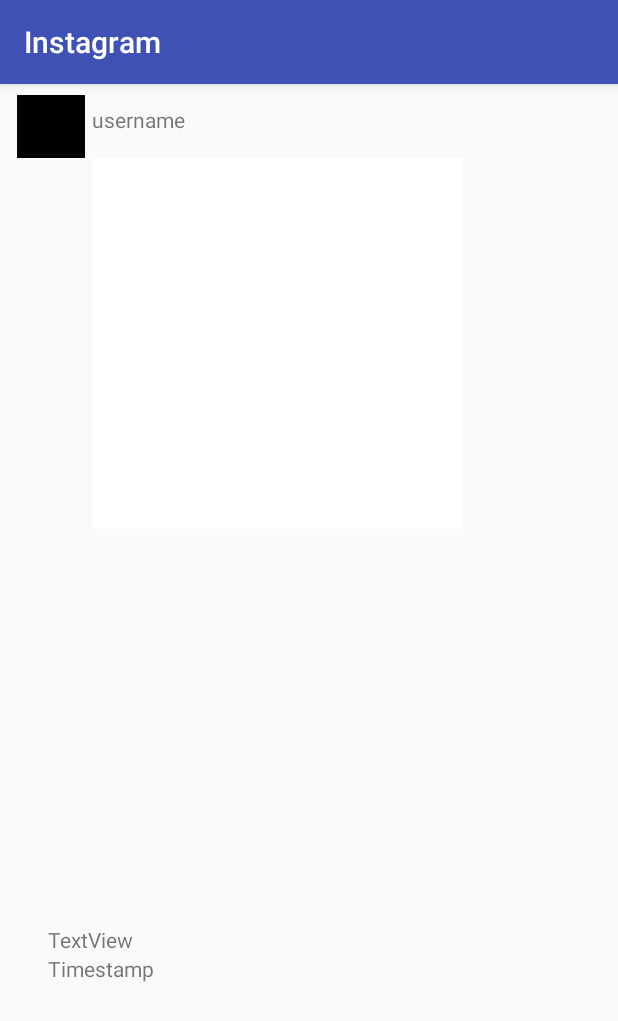
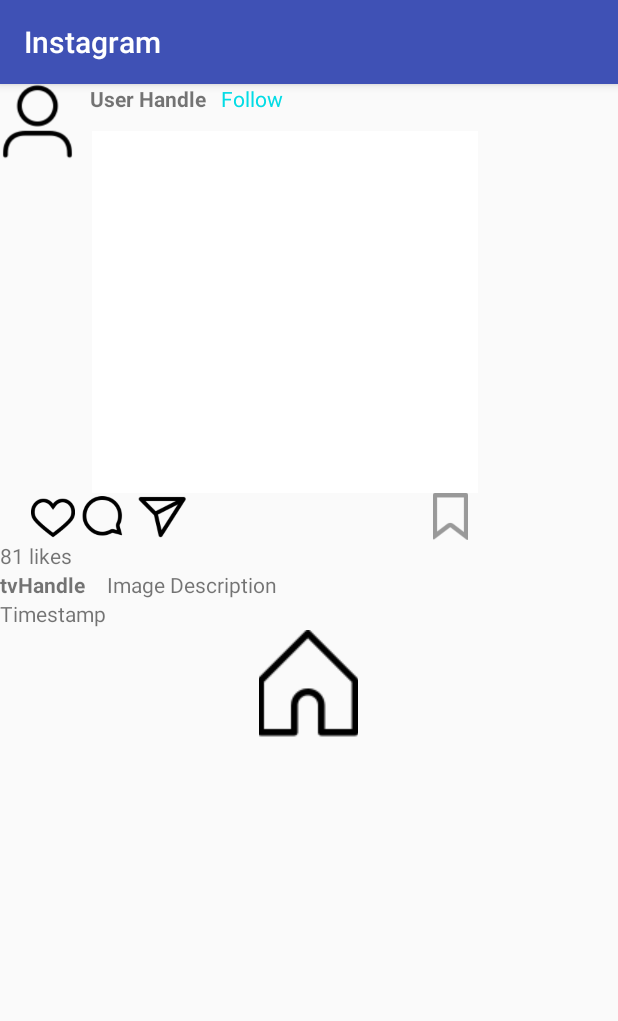
Before and after one commit to ruygonzalez/Parstagram, an Android app: the PostDetailsActivity screen opened directly, with no data from a screen before it, on a phone screen of 412 x 824 dp. Shown: the top 1021 px of the screen. Run offline under Robolectric (Android 15) with nearby library versions, the phone set to English and light mode, and no system bars; libraries missing offline, so code that uses them is left out: com.parse, org.parceler; pictures from the network do not load; 7 statements that could not run were skipped.

Commit message:
Edited postdetailsactivity to be able to go back to home and to resemble instagram

```diff
--- a/app/src/main/java/me/ruygonzalez/parstagram/PostAdapter.java
+++ b/app/src/main/java/me/ruygonzalez/parstagram/PostAdapter.java
@@ -19,6 +19,7 @@ import org.parceler.Parcels;
 import java.text.SimpleDateFormat;
 import java.util.List;
 import java.util.Locale;
+import java.util.Random;
 
 import me.ruygonzalez.parstagram.model.Post;
 
@@ -65,6 +66,13 @@ public class PostAdapter extends RecyclerView.Adapter<PostAdapter.ViewHolder>{
         holder.tvDescription.setText(post.getDescription());
         holder.timestamp.setText(getRelativeTimeAgo(post.getCreatedAt().toString()));
 
+        // generate a random number of likes to display (this part is faked)
+        Random rand = new Random();
+        int max = 100;
+        int min = 2;
+        int value = rand.nextInt((max - min) + 1) + min;
+        holder.likes.setText(Integer.toString(value) + " likes");
+
         // load image
         Glide.with(context)
                 .load(post.getImage().getUrl())
@@ -91,6 +99,7 @@ public class PostAdapter extends RecyclerView.Adapter<PostAdapter.ViewHolder>{
         public ImageView ivPicture;
         public TextView tvHandle2;
         public TextView timestamp;
+        public TextView likes;
 
         public ViewHolder(View itemView){
             super(itemView);
@@ -103,6 +112,7 @@ public class PostAdapter extends RecyclerView.Adapter<PostAdapter.ViewHolder>{
             ivPicture = (ImageView) itemView.findViewById(R.id.ivPicture);
             timestamp = (TextView) itemView.findViewById(R.id.tvTimestamp);
             tvHandle2 = (TextView) itemView.findViewById(R.id.tvHandle2);
+            likes = (TextView) itemView.findViewById(R.id.tvLikes);
             itemView.setOnClickListener(this); //when a post gets clicked on go to onclick
         }
 
--- a/app/src/main/java/me/ruygonzalez/parstagram/PostDetailsActivity.java
+++ b/app/src/main/java/me/ruygonzalez/parstagram/PostDetailsActivity.java
@@ -4,6 +4,8 @@ import android.os.Bundle;
 import android.support.v7.app.AppCompatActivity;
 import android.text.format.DateUtils;
 import android.util.Log;
+import android.view.View;
+import android.widget.ImageButton;
 import android.widget.ImageView;
 import android.widget.TextView;
 
@@ -14,6 +16,7 @@ import org.parceler.Parcels;
 
 import java.text.SimpleDateFormat;
 import java.util.Locale;
+import java.util.Random;
 
 import me.ruygonzalez.parstagram.model.Post;
 
@@ -23,11 +26,14 @@ public class PostDetailsActivity extends AppCompatActivity {
     Post post;
 
     // the view objects
-    TextView tvUsername;
-    TextView tvDescription;
-    TextView tvTimestamp;
-    ImageView ivPicture;
-    ImageView ivProfilePic;
+    public ImageView ivProfileImage;
+    public TextView tvHandle;
+    public TextView tvDescription;
+    public ImageView ivPicture;
+    public TextView tvHandle2;
+    public TextView timestamp;
+    public TextView likes;
+    public ImageButton home;
 
 
     @Override
@@ -36,28 +42,47 @@ public class PostDetailsActivity extends AppCompatActivity {
         setContentView(R.layout.activity_post_details);
 
         // resolve the view objects
-        tvUsername = (TextView) findViewById(R.id.tvUsername);
+        ivProfileImage = (ImageView) findViewById(R.id.ivProfileImage);
+        tvHandle = (TextView) findViewById(R.id.tvHandle);
         tvDescription = (TextView) findViewById(R.id.tvDescription);
-        tvTimestamp = (TextView) findViewById(R.id.tvTimestamp);
         ivPicture = (ImageView) findViewById(R.id.ivPicture);
-        ivProfilePic = (ImageView) findViewById(R.id.ivProfilePic);
+        timestamp = (TextView) findViewById(R.id.tvTimestamp);
+        tvHandle2 = (TextView) findViewById(R.id.tvHandle2);
+        likes = (TextView) findViewById(R.id.tvLikes);
+        home = (ImageButton) findViewById(R.id.btnHome);
 
         // unwrap the post passed in via intent, using its simple name as a key
         post = (Post) Parcels.unwrap(getIntent().getParcelableExtra(Post.class.getSimpleName()));
         Log.d("PostDetailsActivity", String.format("Showing details for '%s'", post.getDescription()));
         // set the text for the textviews
-        tvDescription.setText(post.getDescription());
+        // populate the views according to this data
         try {
-            tvUsername.setText(post.getUser().fetchIfNeeded().getString("username"));
+            tvHandle.setText(post.getUser().fetchIfNeeded().getString("username"));
+            tvHandle2.setText("@" + post.getUser().fetchIfNeeded().getString("handle"));
         } catch (ParseException e) {
             e.printStackTrace();
         }
-        // tvTimestamp.setText(getRelativeTimeAgo(post.getCreatedAt()));
-        tvTimestamp.setText(getRelativeTimeAgo(post.getCreatedAt().toString()));
+        tvDescription.setText(post.getDescription());
+        timestamp.setText(getRelativeTimeAgo(post.getCreatedAt().toString()));
 
+        // generate a random number of likes to display (this part is faked)
+        Random rand = new Random();
+        int max = 100;
+        int min = 2;
+        int value = rand.nextInt((max - min) + 1) + min;
+        likes.setText(Integer.toString(value) + " likes");
+
+        // load image
         Glide.with(this)
                 .load(post.getImage().getUrl())
                 .into(ivPicture);
+
+        home.setOnClickListener(new View.OnClickListener() {
+            @Override
+            public void onClick(View view) {
+                finish();
+            }
+        });
     }
 
     // getRelativeTimeAgo("Mon Apr 01 21:16:23 +0000 2014");
--- a/app/src/main/res/layout/activity_post_details.xml
+++ b/app/src/main/res/layout/activity_post_details.xml
@@ -3,54 +3,121 @@
     xmlns:app="http://schemas.android.com/apk/res-auto"
     xmlns:tools="http://schemas.android.com/tools"
     android:layout_width="match_parent"
-    android:layout_height="match_parent"
+    android:layout_height="450dp"
     tools:context=".PostDetailsActivity">
 
     <ImageView
+        android:id="@+id/ivProfileImage"
+        android:layout_width="50dp"
+        android:layout_height="50dp"
+        android:layout_alignParentStart="true"
+        android:layout_alignParentTop="true"
+        android:layout_marginRight="10dp"
+        app:srcCompat="@drawable/instagram_user_outline_24" />
+
+    <TextView
+        android:id="@+id/tvHandle"
+        android:layout_width="wrap_content"
+        android:layout_height="wrap_content"
+        android:layout_alignParentTop="true"
+        android:layout_marginRight="10dp"
+        android:layout_toRightOf="@id/ivProfileImage"
+        android:text="User Handle"
+        android:textStyle="bold" />
+
+
+    <TextView
+        android:id="@+id/tvDescription"
+        android:layout_width="269dp"
+        android:layout_height="wrap_content"
+        android:layout_alignTop="@+id/tvHandle2"
+        android:layout_centerHorizontal="true"
+        android:text="Image Description" />
+
+    <ImageView
         android:id="@+id/ivPicture"
-        android:layout_width="247dp"
-        android:layout_height="247dp"
+        android:layout_width="257dp"
+        android:layout_height="241dp"
         android:layout_alignParentStart="true"
         android:layout_alignParentTop="true"
         android:layout_marginStart="61dp"
-        android:layout_marginTop="49dp"
+        android:layout_marginTop="31dp"
         app:srcCompat="@android:color/background_light" />
-
-    <TextView
-        android:id="@+id/tvUsername"
-        android:layout_width="wrap_content"
-        android:layout_height="wrap_content"
-        android:layout_alignParentTop="true"
-        android:layout_alignStart="@+id/ivPicture"
-        android:layout_marginTop="14dp"
-        android:text="username" />
-
-    <ImageView
-        android:id="@+id/ivProfilePic"
-        android:layout_width="45dp"
-        android:layout_height="42dp"
-        android:layout_above="@+id/ivPicture"
-        android:layout_alignParentStart="true"
-        android:layout_marginBottom="-49dp"
-        android:layout_marginStart="11dp"
-        app:srcCompat="@android:color/black" />
-
-    <TextView
-        android:id="@+id/tvDescription"
-        android:layout_width="287dp"
-        android:layout_height="wrap_content"
-        android:layout_alignParentBottom="true"
-        android:layout_alignParentStart="true"
-        android:layout_marginBottom="188dp"
-        android:layout_marginStart="32dp"
-        android:text="TextView" />
 
     <TextView
         android:id="@+id/tvTimestamp"
         android:layout_width="wrap_content"
         android:layout_height="wrap_content"
-        android:layout_alignStart="@+id/tvDescription"
-        android:layout_below="@+id/tvDescription"
-        android:layout_marginTop="-188dp"
+        android:layout_alignParentStart="true"
+        android:layout_below="@+id/tvHandle2"
         android:text="Timestamp" />
+
+    <TextView
+        android:id="@+id/tvHandle2"
+        android:layout_width="wrap_content"
+        android:layout_height="wrap_content"
+        android:layout_alignParentStart="true"
+        android:layout_below="@+id/tvLikes"
+        android:text="tvHandle"
+        android:textStyle="bold" />
+
+    <ImageView
+        android:id="@+id/ivHeart"
+        android:layout_width="29dp"
+        android:layout_height="32dp"
+        android:layout_alignEnd="@+id/ivProfileImage"
+        android:layout_below="@+id/ivPicture"
+        app:srcCompat="@drawable/ufi_heart" />
+
+    <ImageView
+        android:id="@+id/ivComment"
+        android:layout_width="36dp"
+        android:layout_height="30dp"
+        android:layout_alignTop="@+id/ivHeart"
+        android:layout_marginRight="5dp"
+        android:layout_toRightOf="@id/ivHeart"
+        app:srcCompat="@drawable/ufi_comment" />
+
+    <ImageView
+        android:id="@+id/ivSend"
+        android:layout_width="33dp"
+        android:layout_height="32dp"
+        android:layout_alignTop="@+id/ivHeart"
+        android:layout_toRightOf="@id/ivComment"
+        app:srcCompat="@drawable/direct" />
+
+    <ImageView
+        android:id="@+id/ivSave"
+        android:layout_width="26dp"
+        android:layout_height="31dp"
+        android:layout_alignEnd="@+id/ivPicture"
+        android:layout_alignTop="@+id/ivHeart"
+        android:layout_marginRight="5dp"
+        app:srcCompat="@drawable/ufi_save" />
+
+    <TextView
+        android:id="@+id/tvFollow"
+        android:layout_width="wrap_content"
+        android:layout_height="wrap_content"
+        android:layout_alignParentTop="true"
+        android:layout_toRightOf="@+id/tvHandle"
+        android:text="Follow"
+        android:textColor="@color/blueteal_10" />
+
+    <TextView
+        android:id="@+id/tvLikes"
+        android:layout_width="wrap_content"
+        android:layout_height="wrap_content"
+        android:layout_alignParentStart="true"
+        android:layout_below="@+id/ivHeart"
+        android:text="Likes" />
+
+    <ImageButton
+        android:id="@+id/btnHome"
+        android:layout_width="66dp"
+        android:layout_height="74dp"
+        android:layout_below="@+id/tvTimestamp"
+        android:layout_centerHorizontal="true"
+        android:background="@android:color/transparent"
+        app:srcCompat="@drawable/instagram_home_outline_24" />
 </RelativeLayout>
--- a/app/src/main/res/layout/item_post.xml
+++ b/app/src/main/res/layout/item_post.xml
@@ -2,7 +2,7 @@
 <RelativeLayout xmlns:android="http://schemas.android.com/apk/res/android"
     xmlns:app="http://schemas.android.com/apk/res-auto"
     android:layout_width="match_parent"
-    android:layout_height="375dp"
+    android:layout_height="400dp"
     android:layout_margin="5dp">
 
     <ImageView
@@ -12,7 +12,7 @@
         android:layout_alignParentStart="true"
         android:layout_alignParentTop="true"
         android:layout_marginRight="10dp"
-        app:srcCompat="@android:color/black" />
+        app:srcCompat="@drawable/instagram_user_outline_24" />
 
     <TextView
         android:id="@+id/tvHandle"
@@ -29,8 +29,8 @@
         android:id="@+id/tvDescription"
         android:layout_width="269dp"
         android:layout_height="wrap_content"
+        android:layout_above="@+id/tvTimestamp"
         android:layout_toRightOf="@id/tvHandle2"
-        android:layout_above="@+id/tvTimestamp"
         android:text="Image Description" />
 
     <ImageView
@@ -49,53 +49,52 @@
         android:layout_height="wrap_content"
         android:layout_alignParentBottom="true"
         android:layout_alignParentStart="true"
-        android:layout_marginBottom="13dp"
         android:text="Timestamp" />
 
     <TextView
         android:id="@+id/tvHandle2"
         android:layout_width="wrap_content"
         android:layout_height="wrap_content"
-        android:layout_marginRight="5dp"
         android:layout_above="@+id/tvTimestamp"
         android:layout_alignParentStart="true"
+        android:layout_marginRight="5dp"
         android:text="tvHandle"
         android:textStyle="bold" />
 
     <ImageView
-        android:id="@+id/imageView3"
+        android:id="@+id/ivHeart"
         android:layout_width="29dp"
         android:layout_height="32dp"
         android:layout_alignEnd="@+id/ivProfileImage"
         android:layout_alignParentBottom="true"
+        android:layout_marginBottom="62dp"
         android:layout_marginRight="5dp"
-        android:layout_marginBottom="62dp"
         app:srcCompat="@drawable/ufi_heart" />
 
     <ImageView
-        android:id="@+id/imageView4"
+        android:id="@+id/ivComment"
         android:layout_width="36dp"
         android:layout_height="30dp"
+        android:layout_alignTop="@+id/ivHeart"
         android:layout_marginRight="5dp"
-        android:layout_toRightOf="@id/imageView3"
-        android:layout_alignTop="@+id/imageView3"
+        android:layout_toRightOf="@id/ivHeart"
         app:srcCompat="@drawable/ufi_comment" />
 
     <ImageView
-        android:id="@+id/imageView5"
+        android:id="@+id/ivSend"
         android:layout_width="33dp"
         android:layout_height="32dp"
-        android:layout_toRightOf="@id/imageView4"
-        android:layout_alignTop="@+id/imageView3"
+        android:layout_alignTop="@+id/ivHeart"
+        android:layout_toRightOf="@id/ivComment"
         app:srcCompat="@drawable/direct" />
 
     <ImageView
-        android:id="@+id/imageView6"
+        android:id="@+id/ivSave"
         android:layout_width="26dp"
         android:layout_height="31dp"
+        android:layout_alignEnd="@+id/ivPicture"
+        android:layout_alignTop="@+id/ivHeart"
         android:layout_marginRight="5dp"
-        android:layout_alignEnd="@+id/ivPicture"
-        android:layout_alignTop="@+id/imageView3"
         app:srcCompat="@drawable/ufi_save" />
 
     <TextView
@@ -107,5 +106,13 @@
         android:text="Follow"
         android:textColor="@color/blueteal_10" />
 
+    <TextView
+        android:id="@+id/tvLikes"
+        android:layout_width="wrap_content"
+        android:layout_height="wrap_content"
+        android:layout_above="@+id/tvDescription"
+        android:layout_alignParentStart="true"
+        android:text="Likes" />
+
 
 </RelativeLayout>
```
